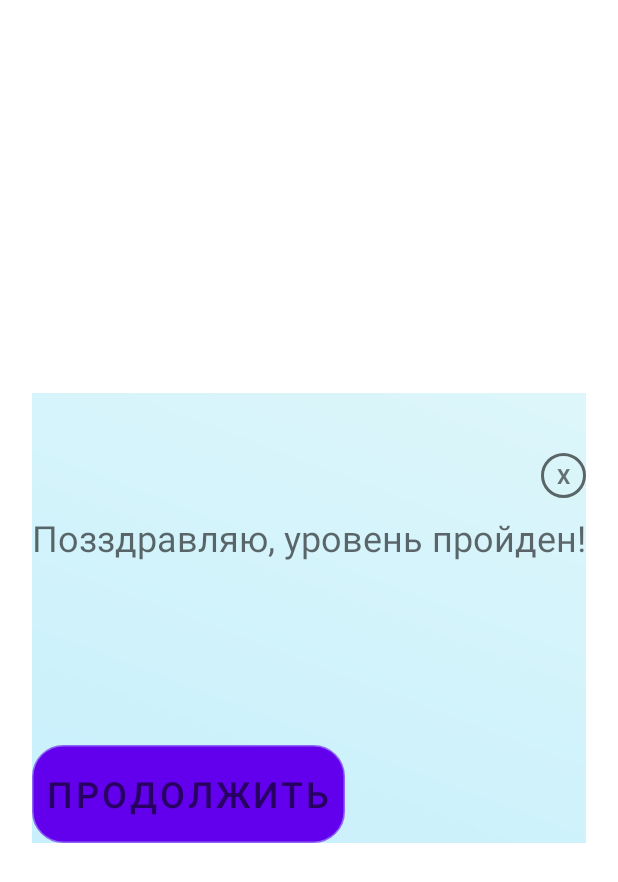
After one commit to Girfanov4/Play, an Android app: the layout dialogend.xml on its own in the app's theme, with its tools: preview values and no code run, on a phone screen of 412 x 824 dp. The commit adds this screen. Shown: the top 882 px of the screen. Run offline under Robolectric (Android 15) with nearby library versions, the phone set to English and light mode, and no system bars.

Commit message:
yes level 1

```diff
--- /dev/null
+++ b/app/src/main/res/drawable/style_point_green.xml
@@ -0,0 +1,5 @@
+<?xml version="1.0" encoding="utf-8"?>
+<shape xmlns:android="http://schemas.android.com/apk/res/android">
+<corners android:radius="8dp"/>
+    <solid android:color="@color/green"/>
+</shape>
--- /dev/null
+++ b/app/src/main/res/layout/dialogend.xml
@@ -0,0 +1,60 @@
+<?xml version="1.0" encoding="utf-8"?>
+<LinearLayout xmlns:android="http://schemas.android.com/apk/res/android"
+    android:id="@+id/dialogfon"
+    android:layout_width="wrap_content"
+    android:layout_height="wrap_content"
+    android:layout_gravity="center"
+    android:layout_margin="10dp"
+    android:background="@drawable/previewbackgroundone"
+    android:orientation="vertical"
+    android:scaleType="centerCrop">
+
+    <LinearLayout
+        android:layout_width="match_parent"
+        android:layout_height="wrap_content"
+        android:gravity="center"
+        android:orientation="vertical"
+        android:padding="20dp" />
+
+    <TextView
+        android:id="@+id/btnclose"
+        android:layout_width="30dp"
+        android:layout_height="30dp"
+        android:layout_gravity="end"
+        android:background="@drawable/button_stroke_black95_press_white"
+        android:gravity="center"
+        android:text="X"
+        android:textStyle="bold" />
+
+    <ScrollView
+        android:layout_width="wrap_content"
+        android:layout_height="0dp"
+        android:layout_marginTop="10dp"
+        android:layout_weight="90" >
+        <TextView
+            android:id="@+id/textdescriptionend"
+            android:layout_width="match_parent"
+            android:layout_height="match_parent"
+            android:text="@string/leveloneEnd"
+            android:textColor="@color/black95"
+            android:textSize="24sp" />
+    </ScrollView>
+
+
+
+    <Button
+        android:id="@+id/btncontinue"
+        android:layout_width="wrap_content"
+        android:layout_height="0dp"
+        android:layout_marginTop="10dp"
+        android:layout_weight="10"
+        android:background="@drawable/style_btn_stoke_black95_press_white"
+        android:paddingLeft="10dp"
+        android:paddingRight="10dp"
+        android:text="@string/textcontinue"
+        android:textAllCaps="true"
+        android:textColor="@color/black95"
+        android:textSize="24sp"
+
+        />
+</LinearLayout>
--- a/app/src/main/res/layout/previewdialog.xml
+++ b/app/src/main/res/layout/previewdialog.xml
@@ -18,11 +18,11 @@
         android:layout_width="30dp"
         android:layout_height="30dp"
         android:id="@+id/btnclose"
-        android:text="X"
+        android:text="&#60;"
         android:textStyle="bold"
         android:gravity="center"
         android:background="@drawable/button_stroke_black95_press_white"
-        android:layout_gravity="end"/>
+        android:layout_gravity="start"/>
 <ImageView
     android:layout_width="match_parent"
     android:layout_height="0dp"
--- a/app/src/main/res/values/colors.xml
+++ b/app/src/main/res/values/colors.xml
@@ -10,4 +10,5 @@
     <color name="black95">#95000000</color>
     <color name="black60">#60000000</color>
     <color name="blue">#48d1ff</color>
+    <color name="green">#9019ff19</color>
 </resources>
--- a/app/src/main/res/values/descriptoinlevels.xml
+++ b/app/src/main/res/values/descriptoinlevels.xml
@@ -1,4 +1,6 @@
 <?xml version="1.0" encoding="utf-8"?>
 <resources>
     <string name="levelone">Выбери цифру, которая больше. \nВопросы могут повторятся, пока  вы не наберете20 очков.</string>
+    <string name="leveloneEnd">"Позздравляю, уровень пройден!"</string>
+
 </resources>
```
Also changed, not shown: app/src/main/java/com/androidstudio/play/Level1.java (+153 -0 lines).
